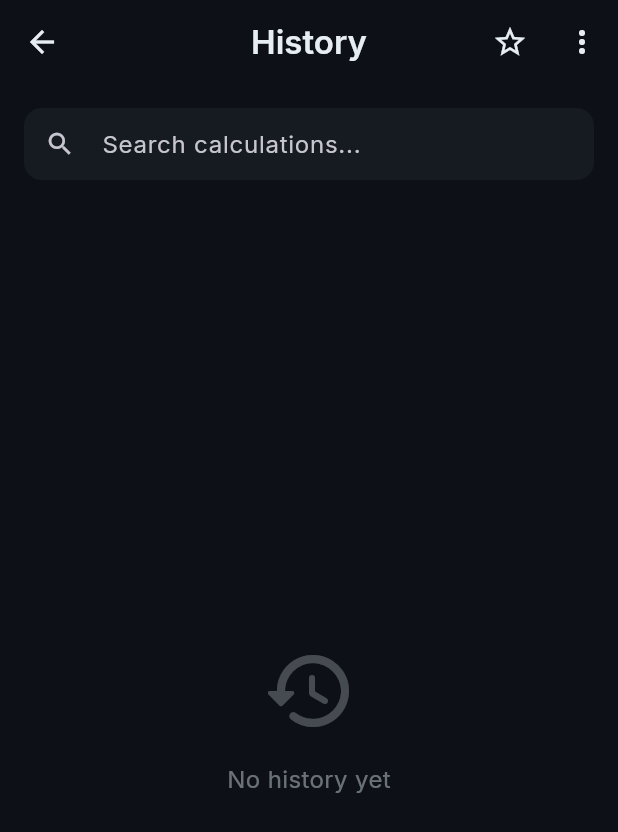
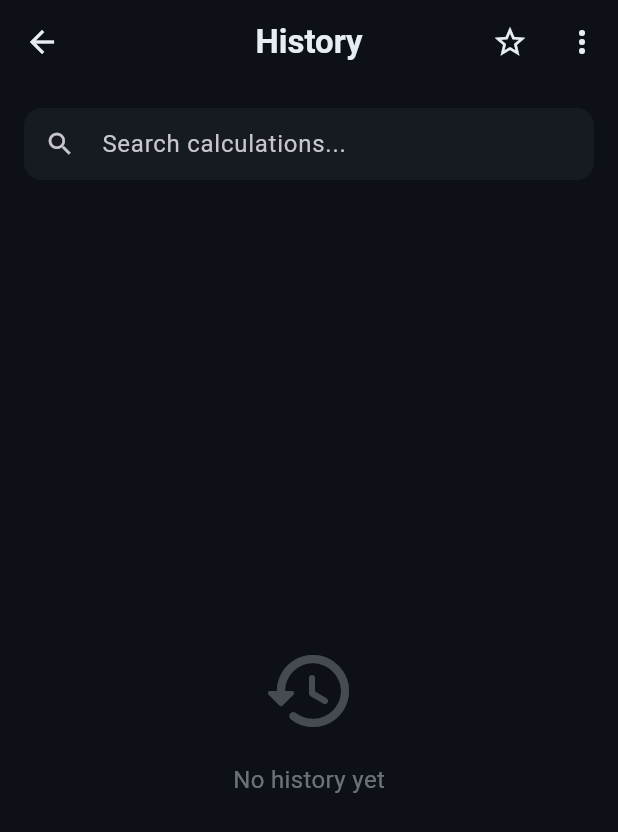
Before and after one commit to CR3-Architect/CalcPro, a Flutter app: the screen it shows after launch, after a tap on the "history" icon, on a phone screen of 412 x 824 dp. Shown: the top 832 px of the screen. Run offline on Flutter 3.47's test engine with Material 3 defaults, Android fonts, the phone set to English and light mode, and no system bars; our stand-ins replace flutter_bloc, share_plus, shared_preferences.

Commit message:
v2.1.0: new app icon, google_fonts removed, release APK 18MB (was 176MB debug)
- App icon: vector drawable adaptive icon (calculator + cyan equals, ~2KB vs PNG ~50KB)
- Removed google_fonts dependency (was downloading fonts at runtime, +5-8MB)
- All text now uses system fonts (Roboto/monospace fallback)
- Release APK: arm64 18.2MB, armeabi 15.9MB (split-per-abi + R8 + tree-shake-icons)
- Empty assets/ dirs removed from pubspec

```diff
--- a/lib/core/theme/app_theme.dart
+++ b/lib/core/theme/app_theme.dart
@@ -1,5 +1,4 @@
 import 'package:flutter/material.dart';
-import 'package:google_fonts/google_fonts.dart';
 import 'color_tokens.dart';
 
 /// App themes: Dark (default), Light, AMOLED
@@ -9,87 +8,24 @@ class AppTheme {
   AppTheme._();
 
   static TextTheme _buildTextTheme(TextTheme base, bool isDark) {
+    final fg = isDark ? ColorTokens.darkOnBackground : ColorTokens.lightOnBackground;
+    final sub = isDark ? ColorTokens.darkOnSurface : ColorTokens.lightOnSurface;
     return base.copyWith(
-      displayLarge: GoogleFonts.inter(
-        fontSize: 57,
-        fontWeight: FontWeight.w400,
-        color: isDark ? ColorTokens.darkOnBackground : ColorTokens.lightOnBackground,
-      ),
-      displayMedium: GoogleFonts.inter(
-        fontSize: 45,
-        fontWeight: FontWeight.w400,
-        color: isDark ? ColorTokens.darkOnBackground : ColorTokens.lightOnBackground,
-      ),
-      displaySmall: GoogleFonts.inter(
-        fontSize: 36,
-        fontWeight: FontWeight.w400,
-        color: isDark ? ColorTokens.darkOnBackground : ColorTokens.lightOnBackground,
-      ),
-      headlineLarge: GoogleFonts.inter(
-        fontSize: 32,
-        fontWeight: FontWeight.w600,
-        color: isDark ? ColorTokens.darkOnBackground : ColorTokens.lightOnBackground,
-      ),
-      headlineMedium: GoogleFonts.inter(
-        fontSize: 28,
-        fontWeight: FontWeight.w600,
-        color: isDark ? ColorTokens.darkOnBackground : ColorTokens.lightOnBackground,
-      ),
-      headlineSmall: GoogleFonts.inter(
-        fontSize: 24,
-        fontWeight: FontWeight.w600,
-        color: isDark ? ColorTokens.darkOnBackground : ColorTokens.lightOnBackground,
-      ),
-      titleLarge: GoogleFonts.inter(
-        fontSize: 22,
-        fontWeight: FontWeight.w500,
-        color: isDark ? ColorTokens.darkOnBackground : ColorTokens.lightOnBackground,
-      ),
-      titleMedium: GoogleFonts.inter(
-        fontSize: 16,
-        fontWeight: FontWeight.w500,
-        letterSpacing: 0.15,
-        color: isDark ? ColorTokens.darkOnBackground : ColorTokens.lightOnBackground,
-      ),
-      titleSmall: GoogleFonts.inter(
-        fontSize: 14,
-        fontWeight: FontWeight.w500,
-        letterSpacing: 0.1,
-        color: isDark ? ColorTokens.darkOnBackground : ColorTokens.lightOnBackground,
-      ),
-      bodyLarge: GoogleFonts.inter(
-        fontSize: 16,
-        fontWeight: FontWeight.w400,
-        color: isDark ? ColorTokens.darkOnSurface : ColorTokens.lightOnSurface,
-      ),
-      bodyMedium: GoogleFonts.inter(
-        fontSize: 14,
-        fontWeight: FontWeight.w400,
-        color: isDark ? ColorTokens.darkOnSurface : ColorTokens.lightOnSurface,
-      ),
-      bodySmall: GoogleFonts.inter(
-        fontSize: 12,
-        fontWeight: FontWeight.w400,
-        color: isDark ? ColorTokens.darkOnSurface : ColorTokens.lightOnSurface,
-      ),
-      labelLarge: GoogleFonts.inter(
-        fontSize: 14,
-        fontWeight: FontWeight.w500,
-        letterSpacing: 0.1,
-        color: isDark ? ColorTokens.darkOnBackground : ColorTokens.lightOnBackground,
-      ),
-      labelMedium: GoogleFonts.inter(
-        fontSize: 12,
-        fontWeight: FontWeight.w500,
-        letterSpacing: 0.5,
-        color: isDark ? ColorTokens.darkOnBackground : ColorTokens.lightOnBackground,
-      ),
-      labelSmall: GoogleFonts.inter(
-        fontSize: 11,
-        fontWeight: FontWeight.w500,
-        letterSpacing: 0.5,
-        color: isDark ? ColorTokens.darkOnBackground : ColorTokens.lightOnBackground,
-      ),
+      displayLarge: TextStyle(fontSize: 57, fontWeight: FontWeight.w400, color: fg),
+      displayMedium: TextStyle(fontSize: 45, fontWeight: FontWeight.w400, color: fg),
+      displaySmall: TextStyle(fontSize: 36, fontWeight: FontWeight.w400, color: fg),
+      headlineLarge: TextStyle(fontSize: 32, fontWeight: FontWeight.w600, color: fg),
+      headlineMedium: TextStyle(fontSize: 28, fontWeight: FontWeight.w600, color: fg),
+      headlineSmall: TextStyle(fontSize: 24, fontWeight: FontWeight.w600, color: fg),
+      titleLarge: TextStyle(fontSize: 22, fontWeight: FontWeight.w500, color: fg),
+      titleMedium: TextStyle(fontSize: 16, fontWeight: FontWeight.w500, letterSpacing: 0.15, color: fg),
+      titleSmall: TextStyle(fontSize: 14, fontWeight: FontWeight.w500, letterSpacing: 0.1, color: fg),
+      bodyLarge: TextStyle(fontSize: 16, fontWeight: FontWeight.w400, color: sub),
+      bodyMedium: TextStyle(fontSize: 14, fontWeight: FontWeight.w400, color: sub),
+      bodySmall: TextStyle(fontSize: 12, fontWeight: FontWeight.w400, color: sub),
+      labelLarge: TextStyle(fontSize: 14, fontWeight: FontWeight.w500, letterSpacing: 0.1, color: fg),
+      labelMedium: TextStyle(fontSize: 12, fontWeight: FontWeight.w500, letterSpacing: 0.5, color: fg),
+      labelSmall: TextStyle(fontSize: 11, fontWeight: FontWeight.w500, letterSpacing: 0.5, color: fg),
     );
   }
 
@@ -114,9 +50,7 @@ class AppTheme {
       cardTheme: CardThemeData(
         color: ColorTokens.darkSurface,
         elevation: 0,
-        shape: RoundedRectangleBorder(
-          borderRadius: BorderRadius.circular(16),
-        ),
+        shape: RoundedRectangleBorder(borderRadius: BorderRadius.circular(16)),
       ),
       appBarTheme: AppBarTheme(
         backgroundColor: ColorTokens.darkBackground,
@@ -126,9 +60,9 @@ class AppTheme {
       ),
       navigationBarTheme: NavigationBarThemeData(
         backgroundColor: ColorTokens.darkSurface,
-        indicatorColor: ColorTokens.accentBlue.withOpacity(0.2),
+        indicatorColor: ColorTokens.accentBlue.withValues(alpha: 0.2),
         labelTextStyle: WidgetStateProperty.resolveWith((states) {
-          return GoogleFonts.inter(
+          return TextStyle(
             fontSize: 12,
             fontWeight: FontWeight.w500,
             color: states.contains(WidgetState.selected)
@@ -137,13 +71,8 @@ class AppTheme {
           );
         }),
       ),
-      dividerTheme: DividerThemeData(
-        color: ColorTokens.darkSurfaceVariant,
-        thickness: 1,
-      ),
-      iconTheme: const IconThemeData(
-        color: ColorTokens.darkOnSurface,
-      ),
+      dividerTheme: DividerThemeData(color: ColorTokens.darkSurfaceVariant, thickness: 1),
+      iconTheme: const IconThemeData(color: ColorTokens.darkOnSurface),
     );
   }
 
@@ -151,10 +80,10 @@ class AppTheme {
     final colorScheme = ColorScheme.fromSeed(
       seedColor: ColorTokens.deepBlue,
       brightness: Brightness.light,
-      primary: Color(0xFF1A237E),
+      primary: const Color(0xFF1A237E),
       secondary: ColorTokens.electricCyan,
       surface: ColorTokens.lightSurface,
-      error: Color(0xFFC62828),
+      error: const Color(0xFFC62828),
     );
 
     final textTheme = _buildTextTheme(ThemeData.light().textTheme, false);
@@ -169,9 +98,7 @@ class AppTheme {
         color: ColorTokens.lightSurface,
         elevation: 1,
         shadowColor: Colors.black12,
-        shape: RoundedRectangleBorder(
-          borderRadius: BorderRadius.circular(16),
-        ),
+        shape: RoundedRectangleBorder(borderRadius: BorderRadius.circular(16)),
       ),
       appBarTheme: AppBarTheme(
         backgroundColor: ColorTokens.lightSurface,
@@ -181,9 +108,9 @@ class AppTheme {
       ),
       navigationBarTheme: NavigationBarThemeData(
         backgroundColor: ColorTokens.lightSurface,
-        indicatorColor: ColorTokens.deepBlue.withOpacity(0.1),
+        indicatorColor: ColorTokens.deepBlue.withValues(alpha: 0.1),
         labelTextStyle: WidgetStateProperty.resolveWith((states) {
-          return GoogleFonts.inter(
+          return TextStyle(
             fontSize: 12,
             fontWeight: FontWeight.w500,
             color: states.contains(WidgetState.selected)
@@ -192,13 +119,8 @@ class AppTheme {
           );
         }),
       ),
-      dividerTheme: const DividerThemeData(
-        color: ColorTokens.lightSurfaceVariant,
-        thickness: 1,
-      ),
-      iconTheme: const IconThemeData(
-        color: ColorTokens.lightOnSurface,
-      ),
+      dividerTheme: const DividerThemeData(color: ColorTokens.lightSurfaceVariant, thickness: 1),
+      iconTheme: const IconThemeData(color: ColorTokens.lightOnSurface),
     );
   }
 
@@ -223,9 +145,7 @@ class AppTheme {
       cardTheme: CardThemeData(
         color: ColorTokens.amoledSurface,
         elevation: 0,
-        shape: RoundedRectangleBorder(
-          borderRadius: BorderRadius.circular(16),
-        ),
+        shape: RoundedRectangleBorder(borderRadius: BorderRadius.circular(16)),
       ),
       appBarTheme: AppBarTheme(
         backgroundColor: ColorTokens.amoledBackground,
@@ -235,9 +155,9 @@ class AppTheme {
       ),
       navigationBarTheme: NavigationBarThemeData(
         backgroundColor: ColorTokens.amoledSurface,
-        indicatorColor: ColorTokens.accentBlue.withOpacity(0.15),
+        indicatorColor: ColorTokens.accentBlue.withValues(alpha: 0.15),
         labelTextStyle: WidgetStateProperty.resolveWith((states) {
-          return GoogleFonts.inter(
+          return TextStyle(
             fontSize: 12,
             fontWeight: FontWeight.w500,
             color: states.contains(WidgetState.selected)
@@ -246,13 +166,8 @@ class AppTheme {
           );
         }),
       ),
-      dividerTheme: const DividerThemeData(
-        color: ColorTokens.amoledSurfaceVariant,
-        thickness: 1,
-      ),
-      iconTheme: const IconThemeData(
-        color: ColorTokens.darkOnSurface,
-      ),
+      dividerTheme: const DividerThemeData(color: ColorTokens.amoledSurfaceVariant, thickness: 1),
+      iconTheme: const IconThemeData(color: ColorTokens.darkOnSurface),
     );
   }
 
@@ -263,7 +178,6 @@ class AppTheme {
       AppThemeMode.amoled => amoledTheme(),
     };
     if (!highContrast) return base;
-    // High contrast: keep light theme text dark, only boost dark themes
     if (mode == AppThemeMode.light) {
       return base.copyWith(
         textTheme: base.textTheme.apply(
--- a/lib/presentation/screens/history_screen.dart
+++ b/lib/presentation/screens/history_screen.dart
@@ -1,7 +1,6 @@
 import 'package:flutter/material.dart';
 import 'package:flutter/services.dart';
 import 'package:flutter_bloc/flutter_bloc.dart';
-import 'package:google_fonts/google_fonts.dart';
 import 'package:share_plus/share_plus.dart';
 import 'package:intl/intl.dart';
 
@@ -39,7 +38,7 @@ class _HistoryScreenState extends State<HistoryScreen> {
       appBar: AppBar(
         title: Text(
           'History',
-          style: GoogleFonts.inter(fontWeight: FontWeight.w600),
+          style: TextStyle(fontWeight: FontWeight.w600),
         ),
         actions: [
           IconButton(
@@ -128,7 +127,7 @@ class _HistoryScreenState extends State<HistoryScreen> {
                           _searchQuery.isNotEmpty
                               ? 'No matching calculations'
                               : 'No history yet',
-                          style: GoogleFonts.inter(
+                          style: TextStyle(
                             fontSize: 16,
                             color: (isDark ? ColorTokens.darkOnSurface : ColorTokens.lightOnSurface)
                                 .withOpacity(0.5),
@@ -195,7 +194,7 @@ class _HistoryScreenState extends State<HistoryScreen> {
                   Expanded(
                     child: Text(
                       entry.expression,
-                      style: GoogleFonts.jetBrainsMono(
+                      style: TextStyle(fontFamily: 'monospace',
                         fontSize: 14,
                         color: (isDark ? ColorTokens.darkOnSurface : ColorTokens.lightOnSurface)
                             .withOpacity(0.7),
@@ -224,7 +223,7 @@ class _HistoryScreenState extends State<HistoryScreen> {
               const SizedBox(height: 4),
               Text(
                 '= ${entry.result}',
-                style: GoogleFonts.jetBrainsMono(
+                style: TextStyle(fontFamily: 'monospace',
                   fontSize: 20,
                   fontWeight: FontWeight.w600,
                   color: isDark ? ColorTokens.darkOnBackground : ColorTokens.lightOnBackground,
@@ -235,7 +234,7 @@ class _HistoryScreenState extends State<HistoryScreen> {
                 children: [
                   Text(
                     entry.mode,
-                    style: GoogleFonts.inter(
+                    style: TextStyle(
                       fontSize: 11,
                       color: ColorTokens.electricCyan,
                     ),
@@ -243,7 +242,7 @@ class _HistoryScreenState extends State<HistoryScreen> {
                   const SizedBox(width: 8),
                   Text(
                     _formatTimestamp(entry.timestamp),
-                    style: GoogleFonts.inter(
+                    style: TextStyle(
                       fontSize: 11,
                       color: (isDark ? ColorTokens.darkOnSurface : ColorTokens.lightOnSurface)
                           .withOpacity(0.4),
--- a/lib/presentation/widgets/display/history_tape.dart
+++ b/lib/presentation/widgets/display/history_tape.dart
@@ -1,6 +1,5 @@
 import 'package:flutter/material.dart';
 import 'package:flutter_bloc/flutter_bloc.dart';
-import 'package:google_fonts/google_fonts.dart';
 
 import '../../../core/theme/color_tokens.dart';
 import '../../bloc/calculator_cubit.dart';
@@ -39,7 +38,7 @@ class HistoryTape extends StatelessWidget {
                   children: [
                     Text(
                       entry.expression,
-                      style: GoogleFonts.jetBrainsMono(
+                      style: TextStyle(fontFamily: 'monospace',
                         fontSize: 12,
                         color: (isDark ? ColorTokens.darkOnSurface : ColorTokens.lightOnSurface)
                             .withOpacity(0.4),
@@ -50,7 +49,7 @@ class HistoryTape extends StatelessWidget {
                     const SizedBox(width: 4),
                     Text(
                       '= ${entry.result}',
-                      style: GoogleFonts.jetBrainsMono(
+                      style: TextStyle(fontFamily: 'monospace',
                         fontSize: 13,
                         fontWeight: FontWeight.w500,
                         color: (isDark ? ColorTokens.darkOnSurface : ColorTokens.lightOnSurface)
--- a/pubspec.yaml
+++ b/pubspec.yaml
@@ -14,7 +14,6 @@ dependencies:
     sdk: flutter
   vector_math: ^2.1.4
   flutter_bloc: ^8.1.6
-  google_fonts: ^6.2.1
   shared_preferences: ^2.2.3
   intl: ^0.20.2
   share_plus: ^10.1.4
@@ -28,6 +27,3 @@ dev_dependencies:
 
 flutter:
   uses-material-design: true
-  assets:
-    - assets/icons/
-    - assets/fonts/
```
Also changed, not shown: lib/presentation/screens/matrix_editor_screen.dart (+7 -8 lines), lib/presentation/screens/stats_input_screen.dart (+5 -6 lines), lib/presentation/screens/unit_converter_screen.dart (+9 -10 lines), pubspec.lock, 4 other files.
